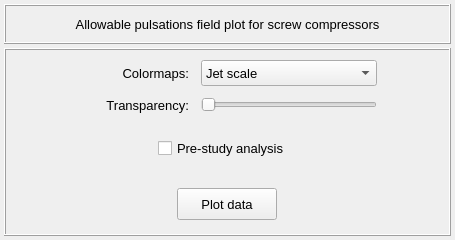
The window that vibra/interface/data/ui_files/plots/acoustic/allowable_pulsations_3d_plot_for_screw_compressor_inputs.ui (MOPT-UFSC/VIBRA) describes before a commit, drawn with Qt 5.
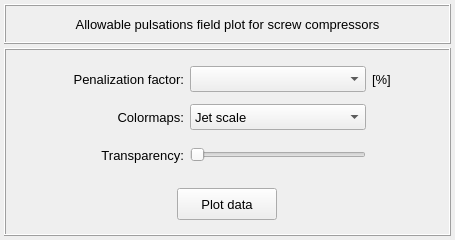
The same window after the commit.

Commit message: Implement the concept of penalization factor for the allowable pulsation limits

```diff
--- a/vibra/interface/data/ui_files/plots/acoustic/allowable_pulsations_3d_plot_for_screw_compressor_inputs.ui
+++ b/vibra/interface/data/ui_files/plots/acoustic/allowable_pulsations_3d_plot_for_screw_compressor_inputs.ui
@@ -164,7 +164,7 @@
       <property name="spacing">
        <number>4</number>
       </property>
-      <item row="0" column="0">
+      <item row="0" column="1">
        <widget class="QFrame" name="frame_9">
         <property name="minimumSize">
          <size>
@@ -197,7 +197,79 @@
          <property name="bottomMargin">
           <number>0</number>
          </property>
-         <item row="0" column="3">
+         <item row="2" column="2">
+          <widget class="QSlider" name="slider_transparency">
+           <property name="minimumSize">
+            <size>
+             <width>176</width>
+             <height>0</height>
+            </size>
+           </property>
+           <property name="maximumSize">
+            <size>
+             <width>200</width>
+             <height>16777215</height>
+            </size>
+           </property>
+           <property name="orientation">
+            <enum>Qt::Orientation::Horizontal</enum>
+           </property>
+          </widget>
+         </item>
+         <item row="0" column="0">
+          <spacer name="horizontalSpacer_13">
+           <property name="orientation">
+            <enum>Qt::Orientation::Horizontal</enum>
+           </property>
+           <property name="sizeHint" stdset="0">
+            <size>
+             <width>40</width>
+             <height>20</height>
+            </size>
+           </property>
+          </spacer>
+         </item>
+         <item row="0" column="4">
+          <spacer name="horizontalSpacer_12">
+           <property name="orientation">
+            <enum>Qt::Orientation::Horizontal</enum>
+           </property>
+           <property name="sizeHint" stdset="0">
+            <size>
+             <width>40</width>
+             <height>20</height>
+            </size>
+           </property>
+          </spacer>
+         </item>
+         <item row="2" column="1">
+          <widget class="QLabel" name="label_4">
+           <property name="minimumSize">
+            <size>
+             <width>120</width>
+             <height>26</height>
+            </size>
+           </property>
+           <property name="maximumSize">
+            <size>
+             <width>140</width>
+             <height>26</height>
+            </size>
+           </property>
+           <property name="font">
+            <font>
+             <pointsize>10</pointsize>
+            </font>
+           </property>
+           <property name="text">
+            <string>Transparency:</string>
+           </property>
+           <property name="alignment">
+            <set>Qt::AlignmentFlag::AlignRight|Qt::AlignmentFlag::AlignTrailing|Qt::AlignmentFlag::AlignVCenter</set>
+           </property>
+          </widget>
+         </item>
+         <item row="1" column="2">
           <widget class="QFrame" name="frame_11">
            <property name="minimumSize">
             <size>
@@ -312,17 +384,60 @@
            </layout>
           </widget>
          </item>
+         <item row="0" column="2">
+          <widget class="QComboBox" name="comboBox_penalization_factor">
+           <property name="minimumSize">
+            <size>
+             <width>0</width>
+             <height>26</height>
+            </size>
+           </property>
+           <property name="maximumSize">
+            <size>
+             <width>16777215</width>
+             <height>26</height>
+            </size>
+           </property>
+          </widget>
+         </item>
          <item row="0" column="1">
+          <widget class="QLabel" name="label_penalization_factor">
+           <property name="minimumSize">
+            <size>
+             <width>120</width>
+             <height>26</height>
+            </size>
+           </property>
+           <property name="maximumSize">
+            <size>
+             <width>140</width>
+             <height>26</height>
+            </size>
+           </property>
+           <property name="font">
+            <font>
+             <pointsize>10</pointsize>
+            </font>
+           </property>
+           <property name="text">
+            <string>Penalization factor:</string>
+           </property>
+           <property name="alignment">
+            <set>Qt::AlignmentFlag::AlignRight|Qt::AlignmentFlag::AlignTrailing|Qt::AlignmentFlag::AlignVCenter</set>
+           </property>
+          </widget>
+         </item>
+         <item row="1" column="1">
           <widget class="QLabel" name="label_6">
            <property name="minimumSize">
             <size>
-             <width>110</width>
+             <width>120</width>
              <height>26</height>
             </size>
            </property>
            <property name="maximumSize">
             <size>
-             <width>110</width>
+             <width>140</width>
              <height>26</height>
             </size>
            </property>
@@ -339,43 +454,17 @@
            </property>
           </widget>
          </item>
-         <item row="0" column="0">
-          <spacer name="horizontalSpacer_13">
-           <property name="orientation">
-            <enum>Qt::Orientation::Horizontal</enum>
-           </property>
-           <property name="sizeHint" stdset="0">
-            <size>
-             <width>40</width>
-             <height>20</height>
-            </size>
-           </property>
-          </spacer>
-         </item>
-         <item row="0" column="4">
-          <spacer name="horizontalSpacer_11">
-           <property name="orientation">
-            <enum>Qt::Orientation::Horizontal</enum>
-           </property>
-           <property name="sizeHint" stdset="0">
-            <size>
-             <width>40</width>
-             <height>20</height>
-            </size>
-           </property>
-          </spacer>
-         </item>
-         <item row="1" column="1">
-          <widget class="QLabel" name="label_4">
+         <item row="0" column="3">
+          <widget class="QLabel" name="label_8">
            <property name="minimumSize">
             <size>
-             <width>110</width>
+             <width>0</width>
              <height>26</height>
             </size>
            </property>
            <property name="maximumSize">
             <size>
-             <width>110</width>
+             <width>16777215</width>
              <height>26</height>
             </size>
            </property>
@@ -385,95 +474,17 @@
             </font>
            </property>
            <property name="text">
-            <string>Transparency:</string>
+            <string>[%]</string>
            </property>
            <property name="alignment">
-            <set>Qt::AlignmentFlag::AlignRight|Qt::AlignmentFlag::AlignTrailing|Qt::AlignmentFlag::AlignVCenter</set>
+            <set>Qt::AlignmentFlag::AlignLeading|Qt::AlignmentFlag::AlignLeft|Qt::AlignmentFlag::AlignVCenter</set>
            </property>
           </widget>
          </item>
-         <item row="1" column="3">
-          <widget class="QSlider" name="slider_transparency">
-           <property name="minimumSize">
-            <size>
-             <width>176</width>
-             <height>0</height>
-            </size>
-           </property>
-           <property name="maximumSize">
-            <size>
-             <width>200</width>
-             <height>16777215</height>
-            </size>
-           </property>
-           <property name="orientation">
-            <enum>Qt::Orientation::Horizontal</enum>
-           </property>
-          </widget>
-         </item>
-         <item row="2" column="0" colspan="5">
-          <widget class="QFrame" name="frame_14">
-           <property name="frameShape">
-            <enum>QFrame::Shape::NoFrame</enum>
-           </property>
-           <property name="frameShadow">
-            <enum>QFrame::Shadow::Raised</enum>
-           </property>
-           <layout class="QGridLayout" name="gridLayout_16">
-            <item row="0" column="2">
-             <spacer name="horizontalSpacer_18">
-              <property name="orientation">
-               <enum>Qt::Orientation::Horizontal</enum>
-              </property>
-              <property name="sizeHint" stdset="0">
-               <size>
-                <width>40</width>
-                <height>20</height>
-               </size>
-              </property>
-             </spacer>
-            </item>
-            <item row="0" column="0">
-             <spacer name="horizontalSpacer_17">
-              <property name="orientation">
-               <enum>Qt::Orientation::Horizontal</enum>
-              </property>
-              <property name="sizeHint" stdset="0">
-               <size>
-                <width>40</width>
-                <height>20</height>
-               </size>
-              </property>
-             </spacer>
-            </item>
-            <item row="0" column="1">
-             <widget class="QCheckBox" name="checkBox_pre_study_analysis">
-              <property name="minimumSize">
-               <size>
-                <width>140</width>
-                <height>0</height>
-               </size>
-              </property>
-              <property name="font">
-               <font>
-                <pointsize>10</pointsize>
-               </font>
-              </property>
-              <property name="toolTip">
-               <string>&lt;html&gt;&lt;head/&gt;&lt;body&gt;&lt;p&gt;This option reduces the allowable pulsation levels to 70% of the value calculated by the previous equation.&lt;/p&gt;&lt;/body&gt;&lt;/html&gt;</string>
-              </property>
-              <property name="text">
-               <string>Pre-study analysis</string>
-              </property>
-             </widget>
-            </item>
-           </layout>
-          </widget>
-         </item>
         </layout>
        </widget>
       </item>
-      <item row="1" column="0">
+      <item row="1" column="1">
        <widget class="QFrame" name="frame_3">
         <property name="minimumSize">
          <size>
```
The commit also changes 8 other files.
